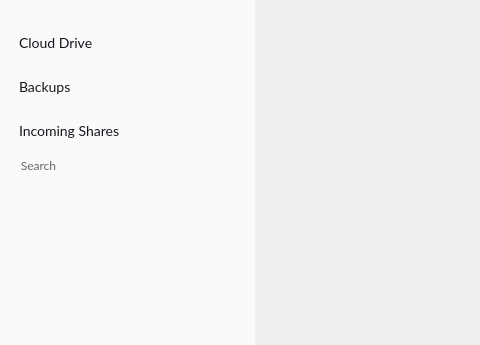
First picture: the form in src/MEGASync/gui/node_selector/gui/linux/NodeSelector.ui, repository meganz/MEGAsync, before the edit; both pictures show x 0 to 480 and y 0 to 345 of the 800 by 489 pixel window.
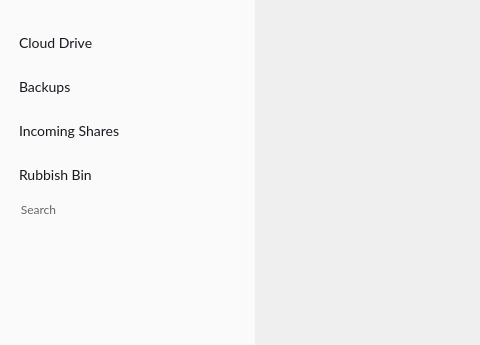
Second picture: the form after the edit. Icons and pictures are not drawn.

Patch:
```diff
--- a/src/MEGASync/gui/node_selector/gui/linux/NodeSelector.ui
+++ b/src/MEGASync/gui/node_selector/gui/linux/NodeSelector.ui
@@ -501,6 +501,77 @@
            </layout>
           </widget>
          </item>
+         <item>
+          <widget class="QFrame" name="fRubbish">
+           <property name="sizePolicy">
+            <sizepolicy hsizetype="Preferred" vsizetype="Preferred">
+             <horstretch>0</horstretch>
+             <verstretch>0</verstretch>
+            </sizepolicy>
+           </property>
+           <layout class="QHBoxLayout" name="horizontalLayout_4">
+            <property name="spacing">
+             <number>3</number>
+            </property>
+            <property name="leftMargin">
+             <number>0</number>
+            </property>
+            <property name="topMargin">
+             <number>0</number>
+            </property>
+            <property name="rightMargin">
+             <number>0</number>
+            </property>
+            <property name="bottomMargin">
+             <number>0</number>
+            </property>
+            <item>
+             <widget class="QPushButton" name="bRubbish">
+              <property name="sizePolicy">
+               <sizepolicy hsizetype="MinimumExpanding" vsizetype="Fixed">
+                <horstretch>0</horstretch>
+                <verstretch>0</verstretch>
+               </sizepolicy>
+              </property>
+              <property name="minimumSize">
+               <size>
+                <width>0</width>
+                <height>36</height>
+               </size>
+              </property>
+              <property name="cursor">
+               <cursorShape>PointingHandCursor</cursorShape>
+              </property>
+              <property name="text">
+               <string>Rubbish Bin</string>
+              </property>
+              <property name="icon">
+               <iconset resource="../../../Resources_linux.qrc">
+                <normaloff>:/images/node_selector/sidebar/rubbish_default.png</normaloff>:/images/node_selector/sidebar/rubbish_default.png</iconset>
+              </property>
+              <property name="checkable">
+               <bool>true</bool>
+              </property>
+              <property name="autoExclusive">
+               <bool>true</bool>
+              </property>
+              <property name="autoDefault">
+               <bool>false</bool>
+              </property>
+              <property name="default_icon" stdset="0">
+               <string notr="true">qrc:/images/node_selector/sidebar/rubbish_default.png</string>
+              </property>
+              <property name="icon_spacing" stdset="0">
+               <UInt>4</UInt>
+              </property>
+              <attribute name="buttonGroup">
+               <string notr="true">buttonGroup</string>
+              </attribute>
+             </widget>
+            </item>
+           </layout>
+          </widget>
+         </item>
         </layout>
        </widget>
       </item>
```
Left out of the diff: 2 changed lines with no effect on the pictures.
